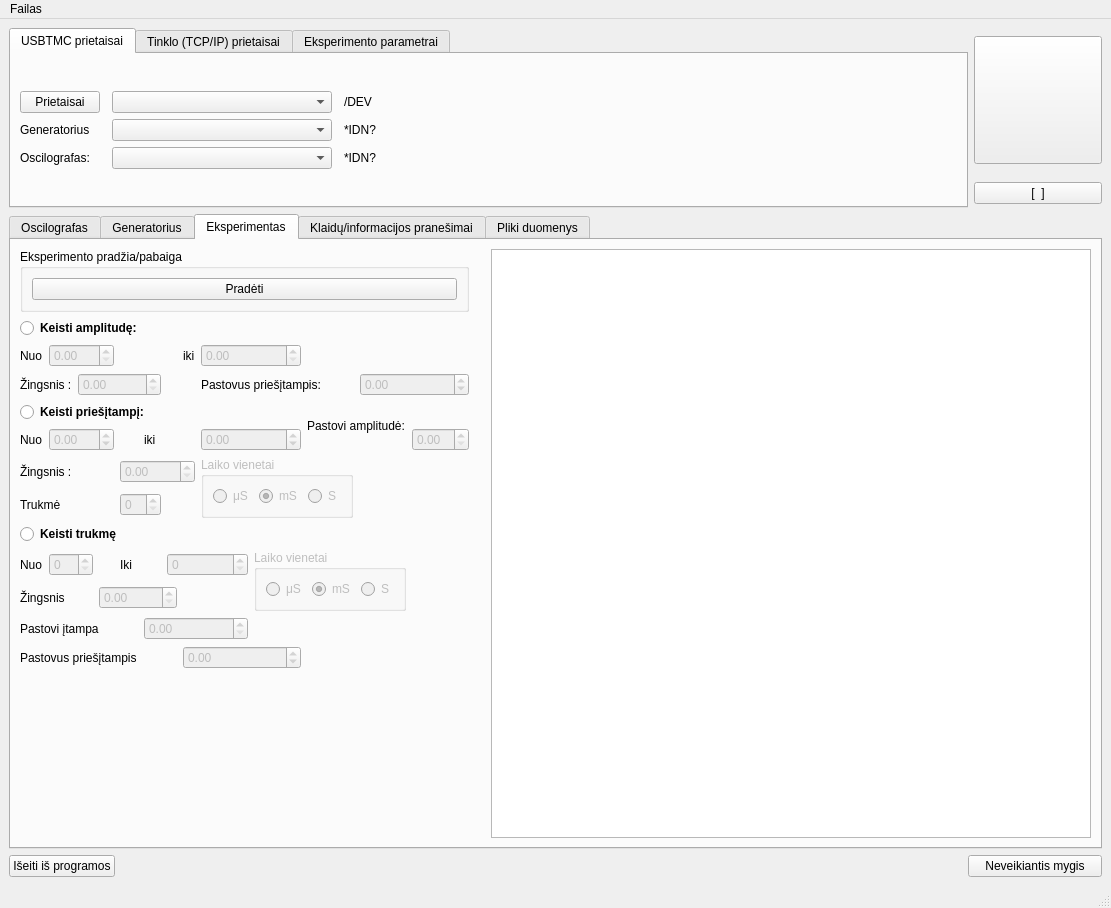
Before: the Qt Designer form UIfiles/GUIThread.ui in userIsTaken/TryUSB, drawn with Qt 5.
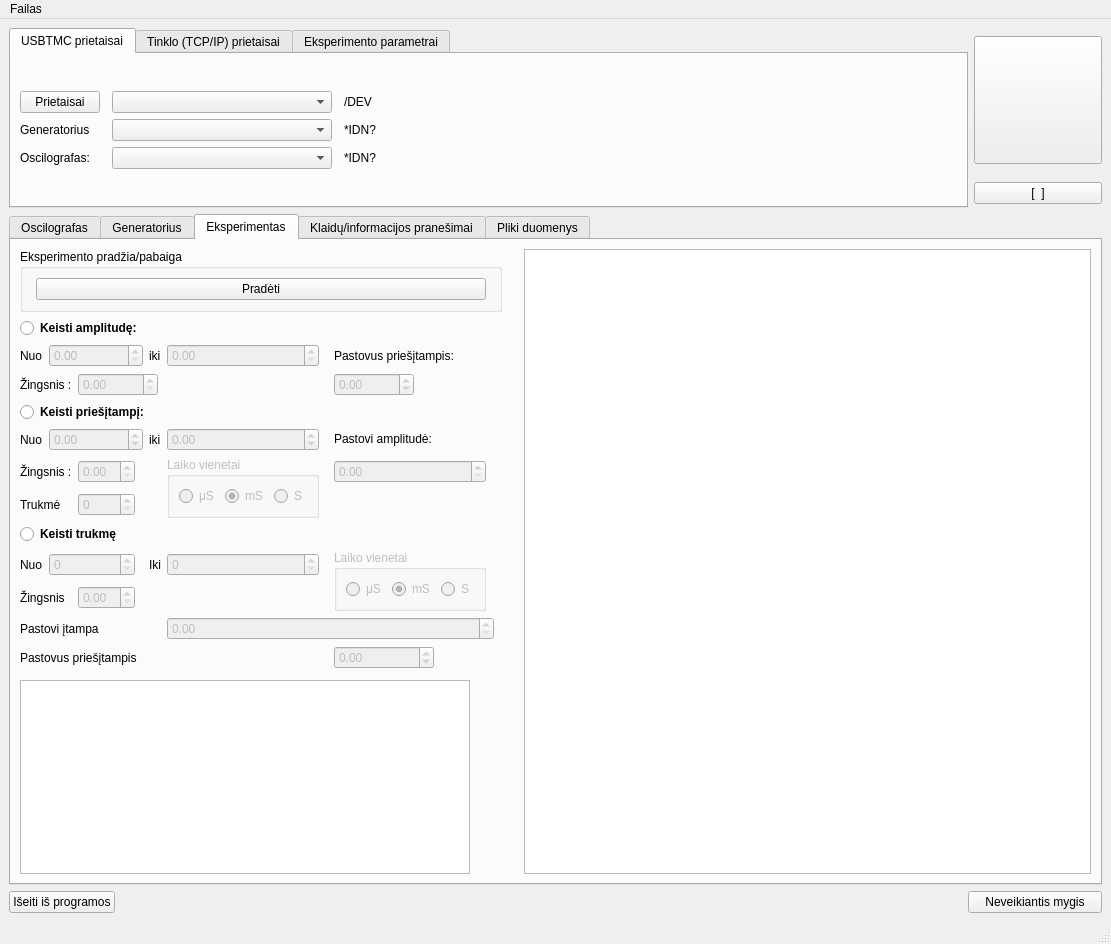
After: the same form once the commit is applied. The open tabs and pages were chosen to show the change. Icons and pictures are not drawn. Custom widgets are drawn as their Qt base class.

What changed in the file:
```diff
--- a/UIfiles/GUIThread.ui
+++ b/UIfiles/GUIThread.ui
@@ -425,7 +425,7 @@
        </size>
       </property>
       <property name="currentIndex">
-       <number>0</number>
+       <number>2</number>
       </property>
       <widget class="QWidget" name="oscligraph_tab">
        <attribute name="title">
@@ -1161,6 +1161,12 @@
           <layout class="QGridLayout" name="gridLayout_11">
            <item row="0" column="0">
             <widget class="QPushButton" name="startExperimentButton">
+             <property name="maximumSize">
+              <size>
+               <width>450</width>
+               <height>16777215</height>
+              </size>
+             </property>
              <property name="text">
               <string>Pradėti</string>
              </property>
@@ -1210,54 +1216,29 @@
             </property>
            </widget>
           </item>
-          <item row="1" column="7">
-           <widget class="QLabel" name="label_9">
-            <property name="text">
-             <string>iki</string>
-            </property>
-           </widget>
-          </item>
-          <item row="1" column="8" colspan="2">
-           <widget class="QDoubleSpinBox" name="stopAmplitudeSweepBox">
-            <property name="enabled">
-             <bool>false</bool>
-            </property>
-           </widget>
-          </item>
-          <item row="2" column="0" colspan="2">
-           <widget class="QLabel" name="label_11">
-            <property name="text">
-             <string>Žingsnis :</string>
-            </property>
-           </widget>
-          </item>
           <item row="2" column="2" colspan="4">
            <widget class="QDoubleSpinBox" name="stepForAmplitudeSweepBox">
             <property name="enabled">
              <bool>false</bool>
             </property>
+            <property name="maximumSize">
+             <size>
+              <width>80</width>
+              <height>16777215</height>
+             </size>
+            </property>
            </widget>
           </item>
-          <item row="2" column="8" colspan="3">
-           <widget class="QLabel" name="label_13">
+          <item row="2" column="0" colspan="2">
+           <widget class="QLabel" name="label_11">
+            <property name="maximumSize">
+             <size>
+              <width>70</width>
+              <height>16777215</height>
+             </size>
+            </property>
             <property name="text">
-             <string>Pastovus priešįtampis:</string>
-            </property>
-            <property name="wordWrap">
-             <bool>true</bool>
-            </property>
-           </widget>
-          </item>
-          <item row="2" column="11" colspan="2">
-           <widget class="QDoubleSpinBox" name="fixedOffsetBox">
-            <property name="enabled">
-             <bool>false</bool>
-            </property>
-            <property name="minimum">
-             <double>-20.000000000000000</double>
-            </property>
-            <property name="maximum">
-             <double>20.000000000000000</double>
+             <string>Žingsnis :</string>
             </property>
            </widget>
           </item>
@@ -1280,23 +1261,6 @@
             </attribute>
            </widget>
           </item>
-          <item row="3" column="10" rowspan="2" colspan="2">
-           <widget class="QLabel" name="label_20">
-            <property name="text">
-             <string>&lt;html&gt;&lt;head/&gt;&lt;body&gt;&lt;p&gt;Pastovi amplitudė:&lt;/p&gt;&lt;/body&gt;&lt;/html&gt;</string>
-            </property>
-            <property name="wordWrap">
-             <bool>true</bool>
-            </property>
-           </widget>
-          </item>
-          <item row="4" column="0">
-           <widget class="QLabel" name="label_16">
-            <property name="text">
-             <string>Nuo</string>
-            </property>
-           </widget>
-          </item>
           <item row="4" column="1" colspan="3">
            <widget class="QDoubleSpinBox" name="startOffsetSweepBox">
             <property name="enabled">
@@ -1310,30 +1274,10 @@
             </property>
            </widget>
           </item>
-          <item row="4" column="5" colspan="2">
-           <widget class="QLabel" name="label_15">
+          <item row="4" column="0">
+           <widget class="QLabel" name="label_16">
             <property name="text">
-             <string>iki</string>
-            </property>
-           </widget>
-          </item>
-          <item row="4" column="8" colspan="2">
-           <widget class="QDoubleSpinBox" name="stopOffsetSweepBox">
-            <property name="enabled">
-             <bool>false</bool>
-            </property>
-            <property name="minimum">
-             <double>-20.000000000000000</double>
-            </property>
-            <property name="maximum">
-             <double>20.000000000000000</double>
-            </property>
-           </widget>
-          </item>
-          <item row="4" column="12">
-           <widget class="QDoubleSpinBox" name="fixedAmplitudeBox">
-            <property name="enabled">
-             <bool>false</bool>
+             <string>Nuo</string>
             </property>
            </widget>
           </item>
@@ -1344,55 +1288,6 @@
             </property>
            </widget>
           </item>
-          <item row="5" column="4" colspan="4">
-           <widget class="QDoubleSpinBox" name="stepForOffsetSweep">
-            <property name="enabled">
-             <bool>false</bool>
-            </property>
-           </widget>
-          </item>
-          <item row="5" column="8" rowspan="2" colspan="3">
-           <widget class="QGroupBox" name="groupBoxForSweepAO">
-            <property name="enabled">
-             <bool>false</bool>
-            </property>
-            <property name="sizePolicy">
-             <sizepolicy hsizetype="Fixed" vsizetype="Fixed">
-              <horstretch>0</horstretch>
-              <verstretch>0</verstretch>
-             </sizepolicy>
-            </property>
-            <property name="title">
-             <string>Laiko vienetai</string>
-            </property>
-            <layout class="QGridLayout" name="gridLayout_25">
-             <item row="0" column="0">
-              <widget class="QRadioButton" name="time_unit_uS">
-               <property name="text">
-                <string>μS</string>
-               </property>
-              </widget>
-             </item>
-             <item row="0" column="1">
-              <widget class="QRadioButton" name="time_unit_mS">
-               <property name="text">
-                <string>mS</string>
-               </property>
-               <property name="checked">
-                <bool>true</bool>
-               </property>
-              </widget>
-             </item>
-             <item row="0" column="2">
-              <widget class="QRadioButton" name="time_unit_S">
-               <property name="text">
-                <string>S</string>
-               </property>
-              </widget>
-             </item>
-            </layout>
-           </widget>
-          </item>
           <item row="6" column="0" colspan="2">
            <widget class="QLabel" name="label_14">
             <property name="text">
@@ -1400,8 +1295,8 @@
             </property>
            </widget>
           </item>
-          <item row="6" column="4" colspan="2">
-           <widget class="QSpinBox" name="timeForAmplOffsSweepBox">
+          <item row="8" column="1" colspan="2">
+           <widget class="QSpinBox" name="startTimeSweepBox">
             <property name="enabled">
              <bool>false</bool>
             </property>
@@ -1433,13 +1328,6 @@
             </property>
            </widget>
           </item>
-          <item row="8" column="1" colspan="2">
-           <widget class="QSpinBox" name="startTimeSweepBox">
-            <property name="enabled">
-             <bool>false</bool>
-            </property>
-           </widget>
-          </item>
           <item row="8" column="4">
            <widget class="QLabel" name="label_24">
             <property name="text">
@@ -1447,55 +1335,6 @@
             </property>
            </widget>
           </item>
-          <item row="8" column="6" colspan="3">
-           <widget class="QSpinBox" name="stopTimeSweepBox">
-            <property name="enabled">
-             <bool>false</bool>
-            </property>
-           </widget>
-          </item>
-          <item row="8" column="9" rowspan="2" colspan="3">
-           <widget class="QGroupBox" name="groupBoxForSwepTime">
-            <property name="enabled">
-             <bool>false</bool>
-            </property>
-            <property name="sizePolicy">
-             <sizepolicy hsizetype="Fixed" vsizetype="Fixed">
-              <horstretch>0</horstretch>
-              <verstretch>0</verstretch>
-             </sizepolicy>
-            </property>
-            <property name="title">
-             <string>Laiko vienetai</string>
-            </property>
-            <layout class="QGridLayout" name="gridLayout_23">
-             <item row="0" column="0">
-              <widget class="QRadioButton" name="time_unit_us_t">
-               <property name="text">
-                <string>μS</string>
-               </property>
-              </widget>
-             </item>
-             <item row="0" column="1">
-              <widget class="QRadioButton" name="time_unit_mS_t">
-               <property name="text">
-                <string>mS</string>
-               </property>
-               <property name="checked">
-                <bool>true</bool>
-               </property>
-              </widget>
-             </item>
-             <item row="0" column="2">
-              <widget class="QRadioButton" name="time_unit_S_t">
-               <property name="text">
-                <string>S</string>
-               </property>
-              </widget>
-             </item>
-            </layout>
-           </widget>
-          </item>
           <item row="9" column="0" colspan="2">
            <widget class="QLabel" name="label_25">
             <property name="text">
@@ -1503,8 +1342,8 @@
             </property>
            </widget>
           </item>
-          <item row="9" column="3" colspan="4">
-           <widget class="QDoubleSpinBox" name="stepForTimeSweepBox">
+          <item row="10" column="5" colspan="4">
+           <widget class="QDoubleSpinBox" name="fixedAmplTimeSweepBox">
             <property name="enabled">
              <bool>false</bool>
             </property>
@@ -1517,22 +1356,40 @@
             </property>
            </widget>
           </item>
-          <item row="10" column="5" colspan="4">
-           <widget class="QDoubleSpinBox" name="fixedAmplTimeSweepBox">
+          <item row="11" column="7" colspan="3">
+           <widget class="QDoubleSpinBox" name="fixedOffsTimeSweepBox">
             <property name="enabled">
              <bool>false</bool>
             </property>
+            <property name="maximumSize">
+             <size>
+              <width>100</width>
+              <height>16777215</height>
+             </size>
+            </property>
+            <property name="minimum">
+             <double>-20.000000000000000</double>
+            </property>
+            <property name="maximum">
+             <double>20.000000000000000</double>
+            </property>
            </widget>
           </item>
           <item row="11" column="0" colspan="7">
            <widget class="QLabel" name="label_27">
+            <property name="maximumSize">
+             <size>
+              <width>200</width>
+              <height>16777215</height>
+             </size>
+            </property>
             <property name="text">
              <string>Pastovus priešįtampis</string>
             </property>
            </widget>
           </item>
-          <item row="11" column="7" colspan="3">
-           <widget class="QDoubleSpinBox" name="fixedOffsTimeSweepBox">
+          <item row="4" column="5">
+           <widget class="QDoubleSpinBox" name="stopOffsetSweepBox">
             <property name="enabled">
              <bool>false</bool>
             </property>
@@ -1544,6 +1401,191 @@
             </property>
            </widget>
           </item>
+          <item row="2" column="7">
+           <widget class="QDoubleSpinBox" name="fixedOffsetBox">
+            <property name="enabled">
+             <bool>false</bool>
+            </property>
+            <property name="maximumSize">
+             <size>
+              <width>80</width>
+              <height>16777215</height>
+             </size>
+            </property>
+            <property name="minimum">
+             <double>-20.000000000000000</double>
+            </property>
+            <property name="maximum">
+             <double>20.000000000000000</double>
+            </property>
+           </widget>
+          </item>
+          <item row="1" column="4">
+           <widget class="QLabel" name="label_9">
+            <property name="text">
+             <string>iki</string>
+            </property>
+           </widget>
+          </item>
+          <item row="1" column="5">
+           <widget class="QDoubleSpinBox" name="stopAmplitudeSweepBox">
+            <property name="enabled">
+             <bool>false</bool>
+            </property>
+           </widget>
+          </item>
+          <item row="1" column="7">
+           <widget class="QLabel" name="label_13">
+            <property name="maximumSize">
+             <size>
+              <width>200</width>
+              <height>16777215</height>
+             </size>
+            </property>
+            <property name="text">
+             <string>Pastovus priešįtampis:</string>
+            </property>
+            <property name="wordWrap">
+             <bool>true</bool>
+            </property>
+           </widget>
+          </item>
+          <item row="4" column="4">
+           <widget class="QLabel" name="label_15">
+            <property name="text">
+             <string>iki</string>
+            </property>
+           </widget>
+          </item>
+          <item row="5" column="2">
+           <widget class="QDoubleSpinBox" name="stepForOffsetSweep">
+            <property name="enabled">
+             <bool>false</bool>
+            </property>
+           </widget>
+          </item>
+          <item row="6" column="2">
+           <widget class="QSpinBox" name="timeForAmplOffsSweepBox">
+            <property name="enabled">
+             <bool>false</bool>
+            </property>
+           </widget>
+          </item>
+          <item row="5" column="5" rowspan="2">
+           <widget class="QGroupBox" name="groupBoxForSweepAO">
+            <property name="enabled">
+             <bool>false</bool>
+            </property>
+            <property name="sizePolicy">
+             <sizepolicy hsizetype="Fixed" vsizetype="Fixed">
+              <horstretch>0</horstretch>
+              <verstretch>0</verstretch>
+             </sizepolicy>
+            </property>
+            <property name="title">
+             <string>Laiko vienetai</string>
+            </property>
+            <layout class="QGridLayout" name="gridLayout_25">
+             <item row="0" column="1">
+              <widget class="QRadioButton" name="time_unit_mS">
+               <property name="text">
+                <string>mS</string>
+               </property>
+               <property name="checked">
+                <bool>true</bool>
+               </property>
+              </widget>
+             </item>
+             <item row="0" column="2">
+              <widget class="QRadioButton" name="time_unit_S">
+               <property name="text">
+                <string>S</string>
+               </property>
+              </widget>
+             </item>
+             <item row="0" column="0">
+              <widget class="QRadioButton" name="time_unit_uS">
+               <property name="text">
+                <string>μS</string>
+               </property>
+              </widget>
+             </item>
+            </layout>
+           </widget>
+          </item>
+          <item row="5" column="7">
+           <widget class="QDoubleSpinBox" name="fixedAmplitudeBox">
+            <property name="enabled">
+             <bool>false</bool>
+            </property>
+           </widget>
+          </item>
+          <item row="4" column="7">
+           <widget class="QLabel" name="label_20">
+            <property name="text">
+             <string>&lt;html&gt;&lt;head/&gt;&lt;body&gt;&lt;p&gt;Pastovi amplitudė:&lt;/p&gt;&lt;/body&gt;&lt;/html&gt;</string>
+            </property>
+            <property name="wordWrap">
+             <bool>true</bool>
+            </property>
+           </widget>
+          </item>
+          <item row="8" column="5">
+           <widget class="QSpinBox" name="stopTimeSweepBox">
+            <property name="enabled">
+             <bool>false</bool>
+            </property>
+           </widget>
+          </item>
+          <item row="9" column="2">
+           <widget class="QDoubleSpinBox" name="stepForTimeSweepBox">
+            <property name="enabled">
+             <bool>false</bool>
+            </property>
+           </widget>
+          </item>
+          <item row="8" column="7" rowspan="2">
+           <widget class="QGroupBox" name="groupBoxForSwepTime">
+            <property name="enabled">
+             <bool>false</bool>
+            </property>
+            <property name="sizePolicy">
+             <sizepolicy hsizetype="Fixed" vsizetype="Fixed">
+              <horstretch>0</horstretch>
+              <verstretch>0</verstretch>
+             </sizepolicy>
+            </property>
+            <property name="title">
+             <string>Laiko vienetai</string>
+            </property>
+            <layout class="QGridLayout" name="gridLayout_23">
+             <item row="0" column="0">
+              <widget class="QRadioButton" name="time_unit_us_t">
+               <property name="text">
+                <string>μS</string>
+               </property>
+              </widget>
+             </item>
+             <item row="0" column="1">
+              <widget class="QRadioButton" name="time_unit_mS_t">
+               <property name="text">
+                <string>mS</string>
+               </property>
+               <property name="checked">
+                <bool>true</bool>
+               </property>
+              </widget>
+             </item>
+             <item row="0" column="2">
+              <widget class="QRadioButton" name="time_unit_S_t">
+               <property name="text">
+                <string>S</string>
+               </property>
+              </widget>
+             </item>
+            </layout>
+           </widget>
+          </item>
          </layout>
         </item>
         <item row="1" column="3">
@@ -1582,6 +1624,16 @@
           </property>
          </widget>
         </item>
+        <item row="3" column="0">
+         <widget class="QPlainTextEdit" name="experimentPlainLog">
+          <property name="maximumSize">
+           <size>
+            <width>450</width>
+            <height>16777215</height>
+           </size>
+          </property>
+         </widget>
+        </item>
        </layout>
       </widget>
       <widget class="QWidget" name="tab">
```
